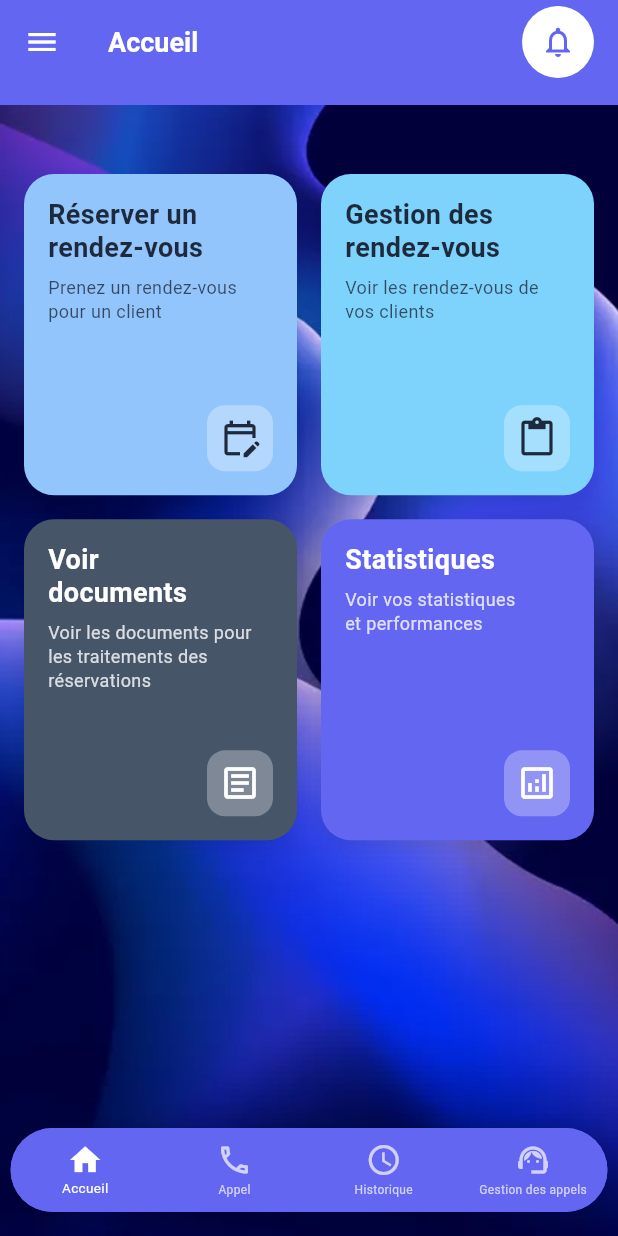
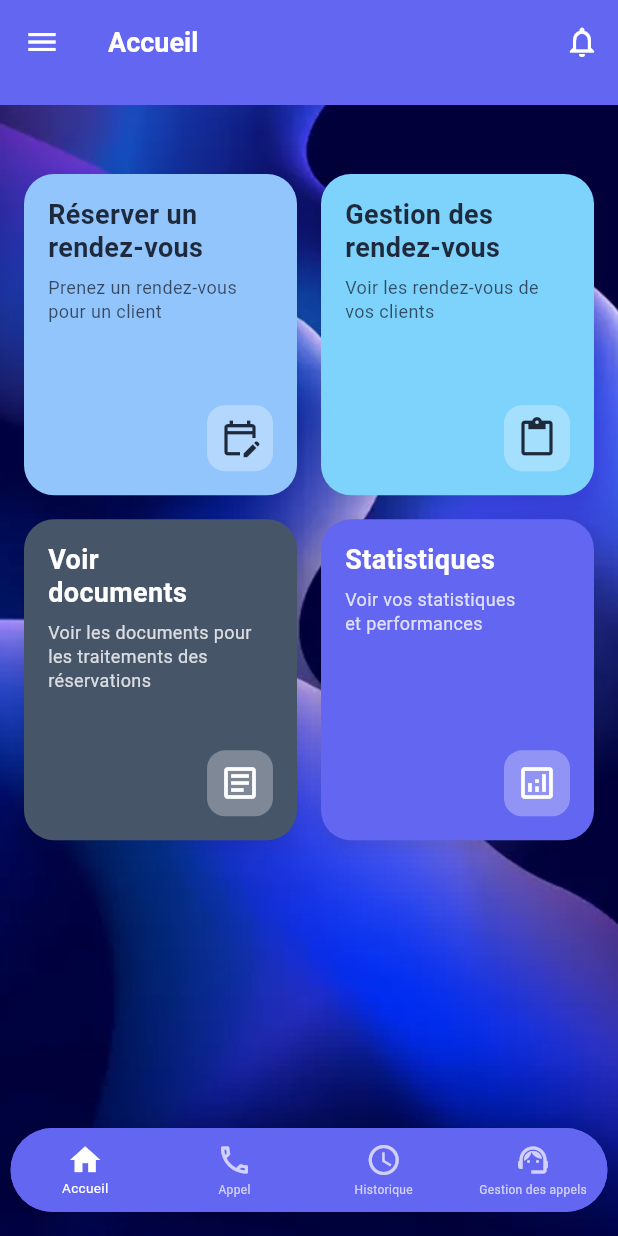
Before and after one commit to Sauzxa/CryptoApp, a Flutter app: the HomePage screen opened directly, on a phone screen of 412 x 824 dp. Run offline on Flutter 3.47's test engine with Material 3 defaults, Android fonts, the phone set to English and light mode, and no system bars; our stand-ins replace permission_handler; missing offline and left inert: call_log.

Commit message:
notification button inhances

```diff
--- a/lib/core/HomePage.dart
+++ b/lib/core/HomePage.dart
@@ -107,21 +107,14 @@ class _HomePageState extends State<HomePage> {
               ),
             ),
             actions: [
-              Container(
-                margin: const EdgeInsets.only(right: 16),
-                decoration: BoxDecoration(
+              IconButton(
+                icon: const Icon(
+                  Icons.notifications_outlined,
                   color: Colors.white,
-                  shape: BoxShape.circle,
                 ),
-                child: IconButton(
-                  icon: const Icon(
-                    Icons.notifications_outlined,
-                    color: Color(0xFF6366F1),
-                  ),
-                  onPressed: () {
-                    // Notification action
-                  },
-                ),
+                onPressed: () {
+                  // Notification action
+                },
               ),
             ],
           ),
```
